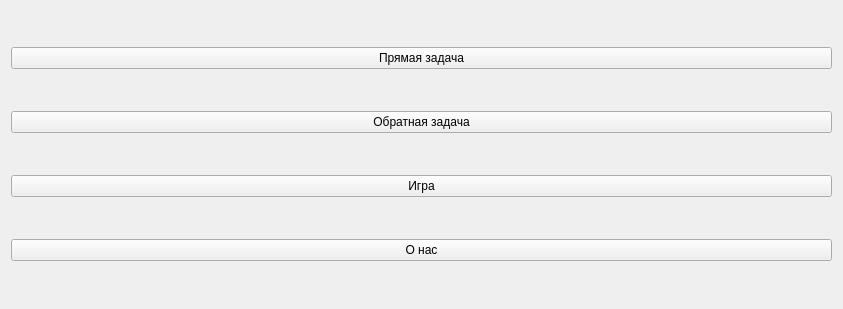
Qt form UI/start_screen.ui (DimPerch/info_project) before a commit.
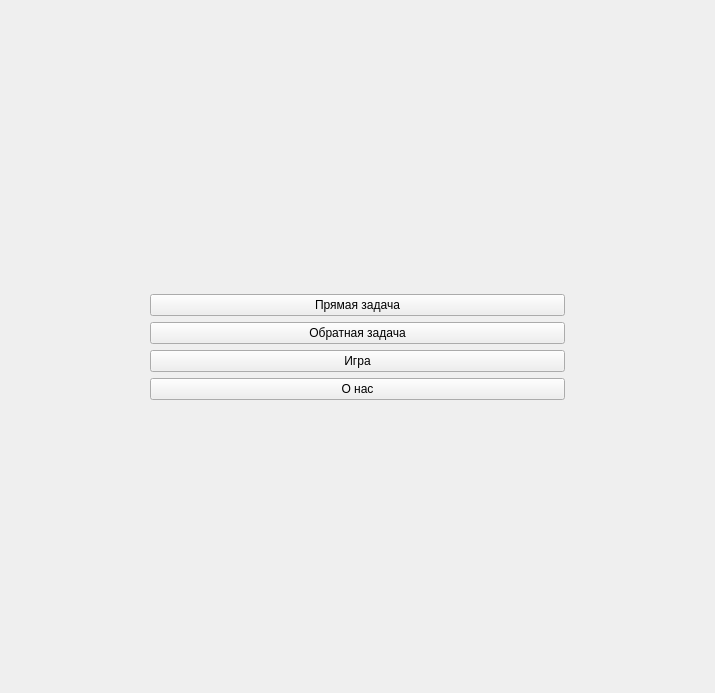
The same form after that commit.

```diff
--- a/UI/start_screen.ui
+++ b/UI/start_screen.ui
@@ -6,14 +6,42 @@
    <rect>
     <x>0</x>
     <y>0</y>
-    <width>843</width>
-    <height>309</height>
+    <width>715</width>
+    <height>693</height>
    </rect>
   </property>
   <property name="windowTitle">
    <string>Form</string>
   </property>
-  <layout class="QVBoxLayout" name="verticalLayout">
+  <layout class="QGridLayout" name="gridLayout" rowstretch="1,3,1" columnstretch="1,3,1">
+   <item row="0" column="1">
+    <spacer name="verticalSpacer">
+     <property name="orientation">
+      <enum>Qt::Vertical</enum>
+     </property>
+     <property name="sizeHint" stdset="0">
+      <size>
+       <width>20</width>
+       <height>40</height>
+      </size>
+     </property>
+    </spacer>
+   </item>
+   <item row="1" column="0">
+    <spacer name="horizontalSpacer">
+     <property name="orientation">
+      <enum>Qt::Horizontal</enum>
+     </property>
+     <property name="sizeHint" stdset="0">
+      <size>
+       <width>40</width>
+       <height>20</height>
+      </size>
+     </property>
+    </spacer>
+   </item>
+   <item row="1" column="1">
+    <layout class="QVBoxLayout" name="verticalLayout_3">
    <item>
     <widget class="QPushButton" name="code_button">
      <property name="text">
@@ -50,6 +78,34 @@
       <string notr="true">menu</string>
      </attribute>
     </widget>
+     </item>
+    </layout>
+   </item>
+   <item row="1" column="2">
+    <spacer name="horizontalSpacer_2">
+     <property name="orientation">
+      <enum>Qt::Horizontal</enum>
+     </property>
+     <property name="sizeHint" stdset="0">
+      <size>
+       <width>40</width>
+       <height>20</height>
+      </size>
+     </property>
+    </spacer>
+   </item>
+   <item row="2" column="1">
+    <spacer name="verticalSpacer_2">
+     <property name="orientation">
+      <enum>Qt::Vertical</enum>
+     </property>
+     <property name="sizeHint" stdset="0">
+      <size>
+       <width>20</width>
+       <height>40</height>
+      </size>
+     </property>
+    </spacer>
    </item>
   </layout>
  </widget>
```
Lines whose indentation alone changed are shown as unchanged.
